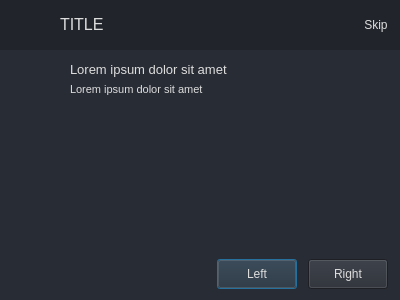
The window that ui/dialog/multipurpose.ui (fit-project/fit) describes before a commit, drawn with Qt 5.
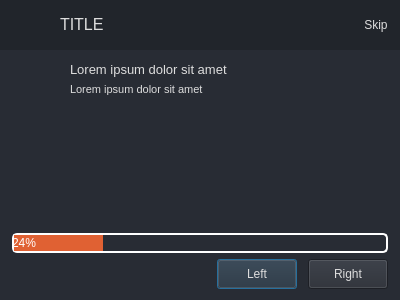
The same window after the commit. Icons and pictures are not drawn.

Diff of the .ui file:
```diff
--- a/ui/dialog/multipurpose.ui
+++ b/ui/dialog/multipurpose.ui
@@ -150,6 +150,46 @@
       </property>
      </spacer>
     </item>
+    <item>
+     <layout class="QVBoxLayout" name="progress_bar_layout">
+      <property name="bottomMargin">
+       <number>0</number>
+      </property>
+      <item>
+       <widget class="QProgressBar" name="progress_bar">
+        <property name="minimumSize">
+         <size>
+          <width>200</width>
+          <height>0</height>
+         </size>
+        </property>
+        <property name="maximumSize">
+         <size>
+          <width>16777215</width>
+          <height>20</height>
+         </size>
+        </property>
+        <property name="styleSheet">
+         <string notr="true">QProgressBar
+{
+    color: #ffffff;
+    border-style: outset;
+border-width: 2px;
+    border-radius: 5px;
+    text-align: left;
+}
+QProgressBar::chunk
+{
+    background-color:#e06133;
+}</string>
+        </property>
+        <property name="value">
+         <number>24</number>
+        </property>
+       </widget>
+      </item>
+     </layout>
+    </item>
     <item>
      <widget class="QFrame" name="navigation_buttons">
       <property name="maximumSize">
```
